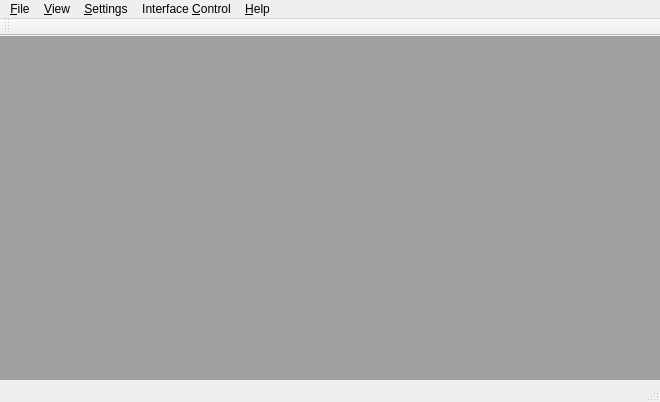
This is soft/zebra-tester/mainwindow.ui in Quenii/ADCEVM as Qt 5 draws it before an edit. The edited form follows.
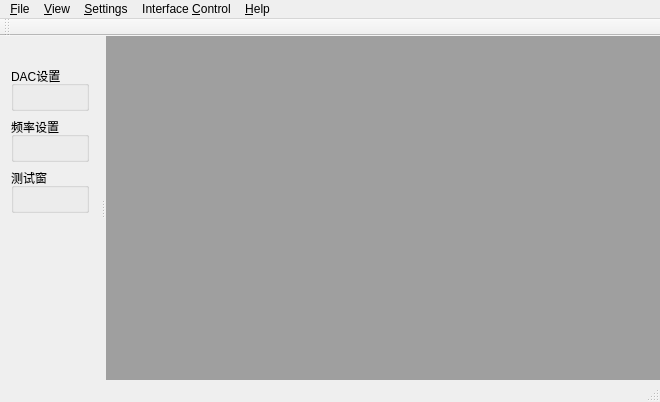
This is the edited form. Custom widgets are drawn as their Qt base class.

What changed in the file:
```diff
--- a/soft/zebra-tester/mainwindow.ui
+++ b/soft/zebra-tester/mainwindow.ui
@@ -92,6 +92,70 @@
     <bool>false</bool>
    </attribute>
   </widget>
+  <widget class="QDockWidget" name="dockWidget">
+   <property name="features">
+    <set>QDockWidget::NoDockWidgetFeatures</set>
+   </property>
+   <property name="allowedAreas">
+    <set>Qt::LeftDockWidgetArea</set>
+   </property>
+   <attribute name="dockWidgetArea">
+    <number>1</number>
+   </attribute>
+   <widget class="QWidget" name="dockWidgetContents">
+    <layout class="QVBoxLayout" name="verticalLayout">
+     <item>
+      <widget class="QGroupBox" name="groupBox">
+       <property name="title">
+        <string>DAC设置</string>
+       </property>
+       <layout class="QGridLayout" name="gridLayout_2">
+        <item row="0" column="0">
+         <widget class="QDacTypeWidget" name="widget" native="true"/>
+        </item>
+       </layout>
+      </widget>
+     </item>
+     <item>
+      <widget class="QGroupBox" name="groupBox_2">
+       <property name="title">
+        <string>频率设置</string>
+       </property>
+       <layout class="QGridLayout" name="gridLayout_3">
+        <item row="0" column="0">
+         <widget class="QClockFreqWidget" name="widget_2" native="true"/>
+        </item>
+       </layout>
+      </widget>
+     </item>
+     <item>
+      <widget class="QGroupBox" name="groupBox_3">
+       <property name="title">
+        <string>测试窗</string>
+       </property>
+       <layout class="QGridLayout" name="gridLayout_4">
+        <item row="0" column="0">
+         <widget class="QClockFreqWidget" name="widget_3" native="true"/>
+        </item>
+       </layout>
+      </widget>
+     </item>
+     <item>
+      <spacer name="verticalSpacer">
+       <property name="orientation">
+        <enum>Qt::Vertical</enum>
+       </property>
+       <property name="sizeHint" stdset="0">
+        <size>
+         <width>20</width>
+         <height>40</height>
+        </size>
+       </property>
+      </spacer>
+     </item>
+    </layout>
+   </widget>
+  </widget>
   <action name="actionFile">
    <property name="text">
     <string>&amp;Import</string>
@@ -149,6 +213,20 @@
   </action>
  </widget>
  <layoutdefault spacing="6" margin="11"/>
+ <customwidgets>
+  <customwidget>
+   <class>QDacTypeWidget</class>
+   <extends>QWidget</extends>
+   <header>qdactypewidget.h</header>
+   <container>1</container>
+  </customwidget>
+  <customwidget>
+   <class>QClockFreqWidget</class>
+   <extends>QWidget</extends>
+   <header>qclockfreqwidget.h</header>
+   <container>1</container>
+  </customwidget>
+ </customwidgets>
  <resources/>
  <connections/>
 </ui>
```
